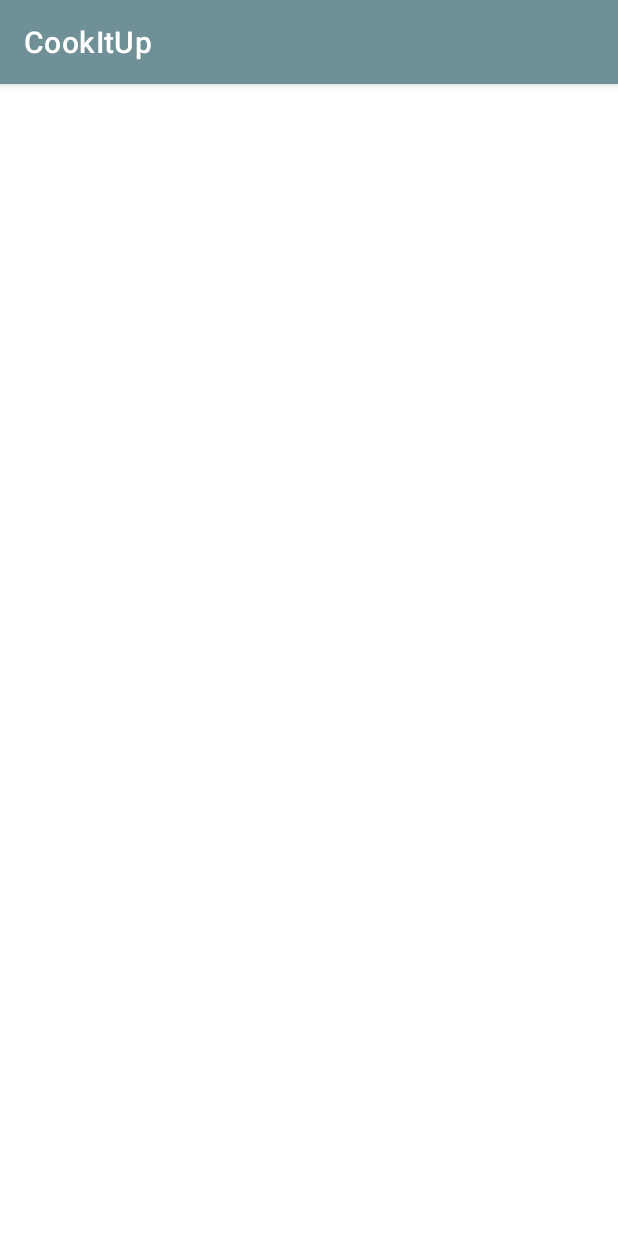
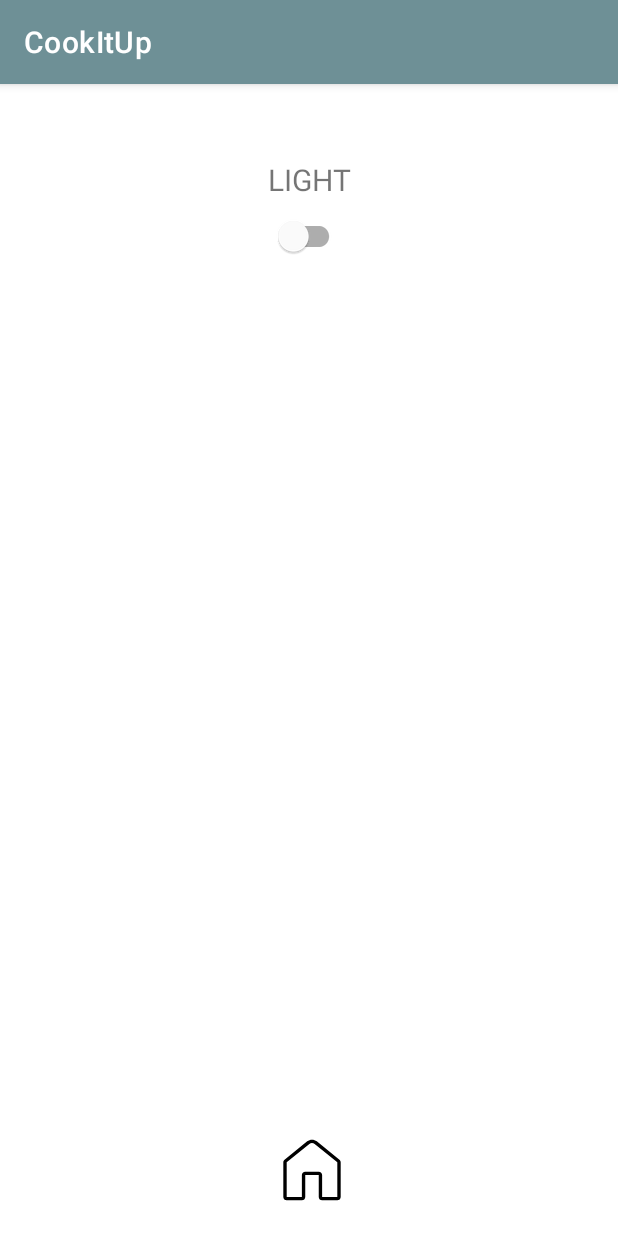
Before and after one commit to capybarasRV4/CookItUp_App, an Android app: the SettingsActivity screen opened directly, with no data from a screen before it, on a phone screen of 412 x 824 dp. Run offline under Robolectric (Android 15) with nearby library versions, the phone set to English and light mode, and no system bars; libraries missing offline, so code that uses them is left out: io.github.serpro69.kfaker; 1 statement that could not run was skipped.

Commit message:
-Finished RecyclerView -Settings ~ work in progress

```diff
--- a/app/src/main/java/com/example/cookitup/AllRecipesActivity.kt
+++ b/app/src/main/java/com/example/cookitup/AllRecipesActivity.kt
@@ -57,6 +57,8 @@ class AllRecipesActivity : AppCompatActivity() {
         binding.recipes.adapter = adapter
         //adapter.notifyDataSetChanged();
 
-        //TODO ~ add buttons
+        binding.imageButton5.setOnClickListener {
+            finish()
+        }
     }
 }
--- a/app/src/main/java/com/example/cookitup/MyApplication.kt
+++ b/app/src/main/java/com/example/cookitup/MyApplication.kt
@@ -21,6 +21,22 @@ class MyApplication: Application() {
     private lateinit var file: File
     lateinit var sharedPref: SharedPreferences
     val faker = Faker()
+
+    var PREFERENCES: String = "preferences"
+
+    var CUSTOM_THEME: String = "customTheme"
+    var LIGHT_MODE: String = "lightTheme"
+    var DARK_MODE: String = "darkTheme"
+
+    private lateinit var customTheme: String
+
+    fun getCustomTheme(): String {
+        return customTheme
+    }
+
+    fun setCustomTheme(customTheme: String) {
+        this.customTheme = customTheme
+    }
 
     override fun onCreate() {
         super.onCreate()
--- a/app/src/main/java/com/example/cookitup/SettingsActivity.kt
+++ b/app/src/main/java/com/example/cookitup/SettingsActivity.kt
@@ -1,11 +1,80 @@
 package com.example.cookitup
 
+import android.R
+import android.os.Bundle
+import android.view.View
+import android.widget.TextView
 import androidx.appcompat.app.AppCompatActivity
-import android.os.Bundle
+import androidx.core.content.ContextCompat
+import com.example.cookitup.databinding.ActivitySettingsBinding
+import com.google.android.material.switchmaterial.SwitchMaterial
+
+//TODO WORK IN PROGRESS (NEKAJ NE DELA....)
 
 class SettingsActivity : AppCompatActivity() {
+    lateinit var app: MyApplication
+    private lateinit var binding: ActivitySettingsBinding
+
+    private lateinit var parentView: View
+    private lateinit var themeSwitch: SwitchMaterial
+    private lateinit var themeTV: TextView
+
     override fun onCreate(savedInstanceState: Bundle?) {
         super.onCreate(savedInstanceState)
-        setContentView(R.layout.activity_settings)
+        app = application as MyApplication
+        binding = ActivitySettingsBinding.inflate(layoutInflater)
+        val view = binding.root
+        setContentView(view)
+
+        //initWidgets()
+        loadSharedPreferences()
+        initSwitchListener()
     }
+
+    private fun initSwitchListener() {
+        themeSwitch.setOnCheckedChangeListener { _, checked ->
+            if (checked) app.setCustomTheme(app.DARK_MODE) else app.setCustomTheme(
+                app.LIGHT_MODE
+            )
+            val editor = getSharedPreferences(
+                app.PREFERENCES,
+                MODE_PRIVATE
+            ).edit()
+            editor.putString(app.CUSTOM_THEME, app.getCustomTheme())
+            editor.apply()
+            //updateView()
+        }
+    }
+
+    private fun loadSharedPreferences() {
+        app.sharedPref = getSharedPreferences(app.PREFERENCES, MODE_PRIVATE)
+        val theme = app.sharedPref.getString(app.CUSTOM_THEME, app.LIGHT_MODE)
+
+        if (theme != null) {
+            app.setCustomTheme(theme)
+        }
+    }
+    /*
+    private fun initWidgets() {
+        themeTV = findViewById(R.id.LightDarkModeText)
+        themeSwitch = findViewById(R.id.modeSwitch)
+        parentView = findViewById(R.id.parentView)
+    }
+
+    private fun updateView() {
+        val black = ContextCompat.getColor(this, R.color.black)
+        val white = ContextCompat.getColor(this, R.color.white)
+        if (app.getCustomTheme() == app.DARK_MODE) {
+            themeTV.setTextColor(white)
+            themeTV.text = "Dark"
+            parentView.setBackgroundColor(black)
+            themeSwitch.isChecked = true
+        } else {
+            themeTV.setTextColor(black)
+            themeTV.text = "Light"
+            parentView.setBackgroundColor(white)
+            themeSwitch.isChecked = false
+        }
+    }
+ */
 }
--- a/app/src/main/res/layout/activity_settings.xml
+++ b/app/src/main/res/layout/activity_settings.xml
@@ -4,6 +4,43 @@
     xmlns:tools="http://schemas.android.com/tools"
     android:layout_width="match_parent"
     android:layout_height="match_parent"
+    android:id="@+id/parentView"
     tools:context=".SettingsActivity">
 
+
+
+    <ImageButton
+        android:id="@+id/imageButton5"
+        android:layout_width="51dp"
+        android:layout_height="48dp"
+        android:layout_marginBottom="20dp"
+        android:background="@color/white"
+        android:scaleType="fitEnd"
+        app:layout_constraintBottom_toBottomOf="parent"
+        app:layout_constraintEnd_toEndOf="parent"
+        app:layout_constraintHorizontal_bias="0.5"
+        app:layout_constraintStart_toStartOf="parent"
+        app:srcCompat="@drawable/homes_icon" />
+
+    <TextView
+        android:id="@+id/LightDarkModeText"
+        android:layout_width="wrap_content"
+        android:layout_height="wrap_content"
+        android:layout_marginTop="50dp"
+        android:text="Light"
+        android:textAllCaps="true"
+        android:textSize="20sp"
+        app:layout_constraintEnd_toEndOf="parent"
+        app:layout_constraintStart_toStartOf="parent"
+        app:layout_constraintTop_toTopOf="parent" />
+
+    <com.google.android.material.switchmaterial.SwitchMaterial
+        android:id="@+id/modeSwitch"
+        android:layout_width="wrap_content"
+        android:layout_height="wrap_content"
+        app:layout_constraintEnd_toEndOf="parent"
+        app:layout_constraintStart_toStartOf="parent"
+        app:layout_constraintTop_toBottomOf="@+id/LightDarkModeText" />
+
+
 </androidx.constraintlayout.widget.ConstraintLayout>
--- a/app/src/main/res/layout/recipes.xml
+++ /dev/null
@@ -1,6 +0,0 @@
-<?xml version="1.0" encoding="utf-8"?>
-<androidx.constraintlayout.widget.ConstraintLayout xmlns:android="http://schemas.android.com/apk/res/android"
-    android:layout_width="match_parent"
-    android:layout_height="match_parent">
-
-</androidx.constraintlayout.widget.ConstraintLayout>
```
Also changed, not shown: app/src/main/java/com/example/cookitup/MainActivity.kt (+8 -0 lines), app/src/main/java/com/example/cookitup/RecipeAdapter.kt (+10 -6 lines), app/src/main/res/drawable/all_recipes.xml (added, +9 -0 lines), app/src/main/res/layout/activity_all_recipes.xml (+13 -0 lines), app/src/main/res/layout/activity_main.xml (+12 -0 lines).
